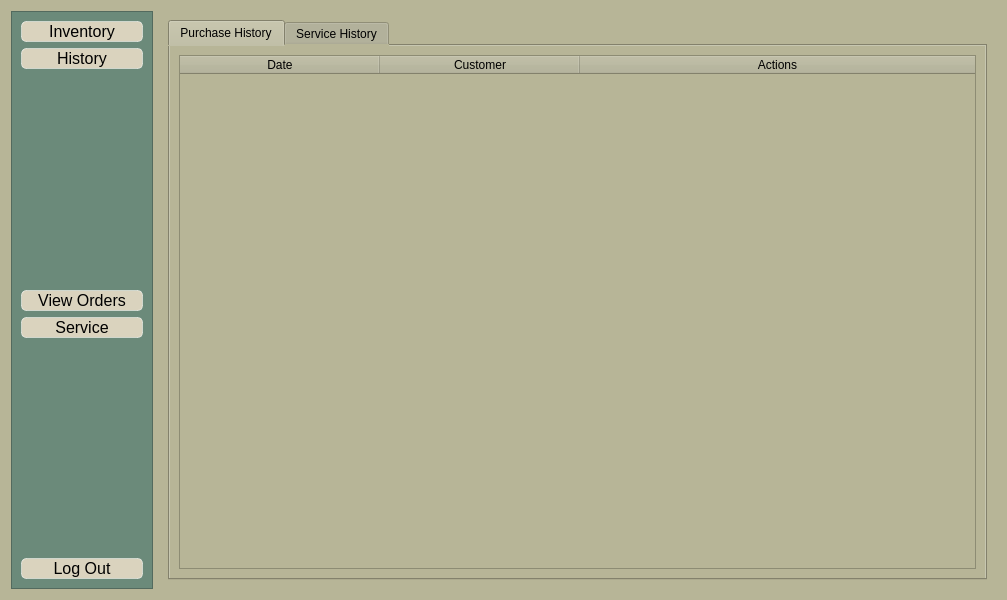
Old version of the form Final project3/staff.ui in the repository Rhainer13/IM-Project.
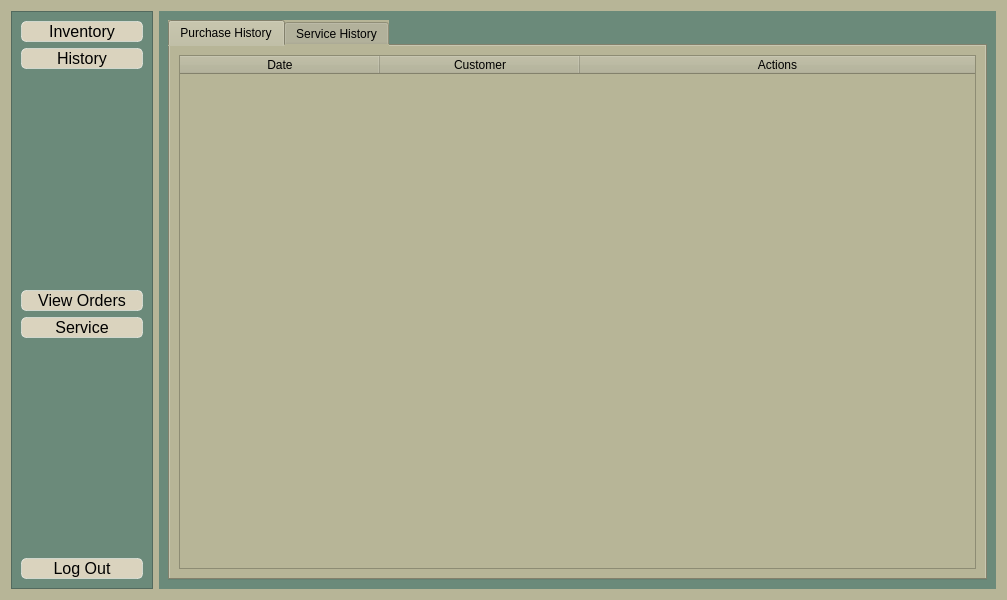
New version of the form. The open tabs and pages were chosen to show the change.

Patch:
```diff
--- a/Final project3/staff.ui
+++ b/Final project3/staff.ui
@@ -205,6 +205,9 @@
    </item>
    <item>
     <widget class="QStackedWidget" name="stackedWidget">
+     <property name="styleSheet">
+      <string notr="true"/>
+     </property>
      <property name="currentIndex">
       <number>0</number>
      </property>
@@ -369,9 +372,26 @@
       </layout>
      </widget>
      <widget class="QWidget" name="page_3">
+      <property name="styleSheet">
+       <string notr="true">QWidget{
+background-color: rgb(107, 138, 122)
+
+}</string>
+      </property>
       <layout class="QGridLayout" name="gridLayout">
        <item row="0" column="0">
         <widget class="QTabWidget" name="tabWidget">
+         <property name="styleSheet">
+          <string notr="true">QWidget {
+    background-color: rgb(183, 181, 151);
+    font: 700 ;
+    color: black; /* Sets the font color to black */
+}
+
+
+
+</string>
+         </property>
          <property name="currentIndex">
           <number>0</number>
          </property>
```
Left out of the diff: 65 changed lines with no effect on the pictures.
